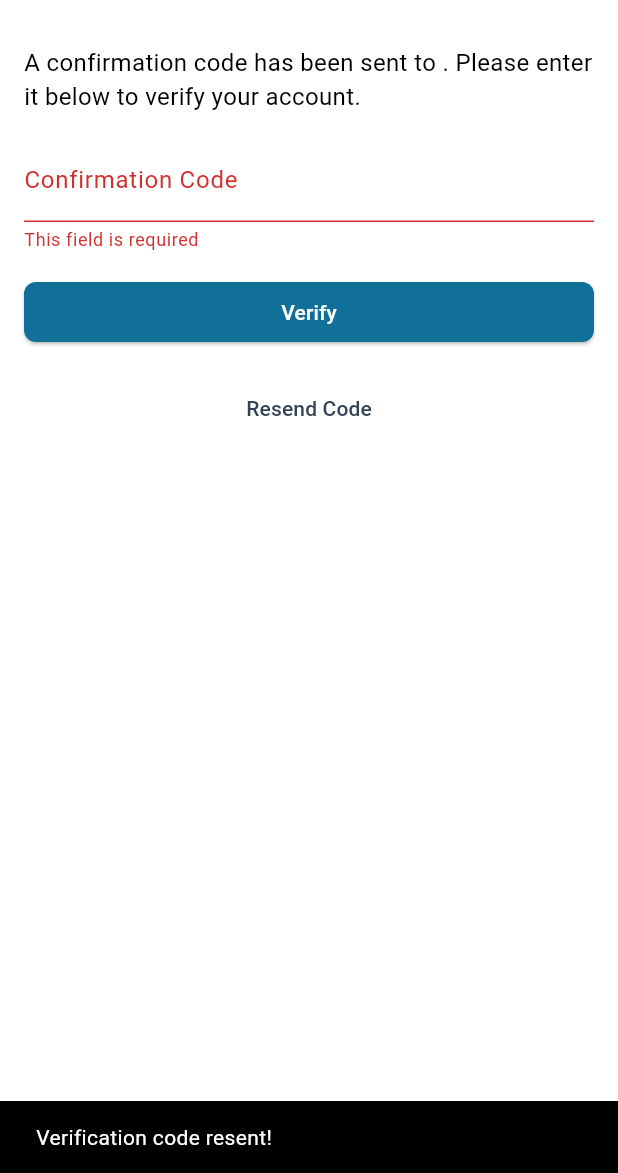
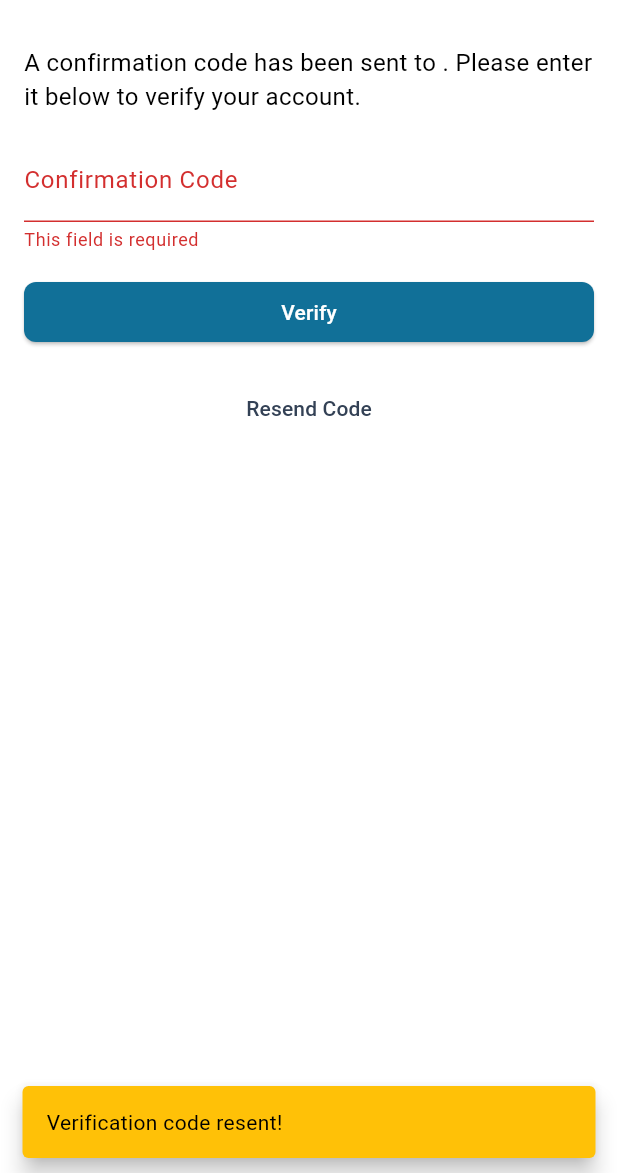
Before and after one commit to Bhalani/Flutter-Amplify, a Flutter app: the VerificationCodeScreen screen opened directly with empty values, after a tap on "Verify", after a tap on "Resend Code", on a phone screen of 412 x 824 dp, the part 63-1236 px from its top. Run offline on Flutter 3.47's test engine with Material 3 defaults, Android fonts, the phone set to English and light mode, and no system bars; our stand-ins replace flutter_riverpod, go_router; missing offline and left inert: amplify_auth_cognito, amplify_flutter.

Commit message:
User common message on each screen

```diff
--- a/lib/features/auth/presentation/verification_code_screen.dart
+++ b/lib/features/auth/presentation/verification_code_screen.dart
@@ -1,6 +1,7 @@
 import 'package:flutter/material.dart';
 import 'package:flutter_riverpod/flutter_riverpod.dart';
 import 'package:go_router/go_router.dart';
+import 'package:amplify_auth/main.dart';
 import '../../../core/providers/auth_provider.dart';
 
 class VerificationCodeScreen extends ConsumerWidget {
@@ -57,21 +58,17 @@ class VerificationCodeScreen extends ConsumerWidget {
                       final message = ref.read(authStateProvider).message;
 
                       if (isSignUpComplete) {
-                        ScaffoldMessenger.of(context).showSnackBar(
-                        const SnackBar(
-                        content: Text('Email verified successfully!')),
-                        );
-                        // Navigator.of(context).pushReplacementNamed('/home');
+                        showGentleSnackBar(
+                            context, 'Email verified successfully!',
+                            type: SnackBarType.success);
                         context.go('/home');
                       } else {
-                        ScaffoldMessenger.of(context).showSnackBar(
-                          SnackBar(content: Text('Error: $message')),
-                        );
+                        showGentleSnackBar(context, 'Error: $message',
+                            type: SnackBarType.error);
                       }
                     } catch (e) {
-                      ScaffoldMessenger.of(context).showSnackBar(
-                        SnackBar(content: Text('Error: $e')),
-                      );
+                      showGentleSnackBar(context, 'Error: $e',
+                          type: SnackBarType.error);
                     }
                   }
                 },
@@ -82,14 +79,11 @@ class VerificationCodeScreen extends ConsumerWidget {
                 onPressed: () async {
                   try {
                     await resendVerificationCode(ref, email);
-                    ScaffoldMessenger.of(context).showSnackBar(
-                      const SnackBar(
-                          content: Text('Verification code resent!')),
-                    );
+                    showGentleSnackBar(context, 'Verification code resent!',
+                        type: SnackBarType.info);
                   } catch (e) {
-                    ScaffoldMessenger.of(context).showSnackBar(
-                      SnackBar(content: Text('Error: $e')),
-                    );
+                    showGentleSnackBar(context, 'Error: $e',
+                        type: SnackBarType.error);
                   }
                 },
                 child: const Text('Resend Code'),
```
Also changed, not shown: lib/features/auth/presentation/custom_auth_view.dart (deleted, +0 -17 lines), lib/features/auth/presentation/sign_up_screen.dart (+23 -20 lines), lib/features/auth/presentation/verify_email_screen.dart (+17 -12 lines), lib/features/home/presentation/home_screen.dart (+5 -2 lines), lib/features/shared/widgets/custom_text.dart (deleted, +0 -23 lines), lib/features/shared/widgets/custom_button.dart (deleted).
